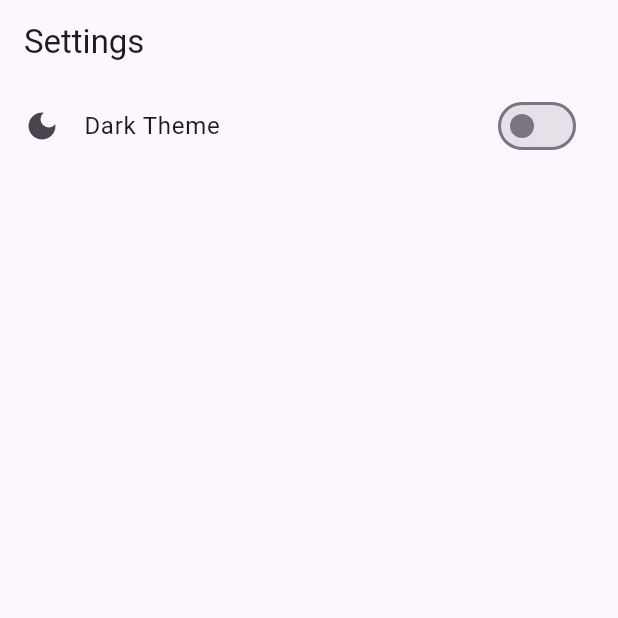
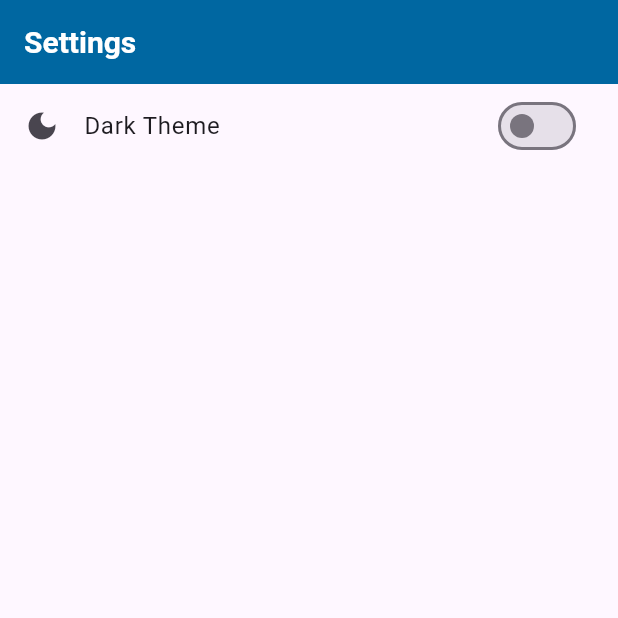
Before and after one commit to vprabhu1771/flutter_personal_diary_for_visually_impaired, a Flutter app: the screen it shows after launch, on a phone screen of 412 x 824 dp, the top half of it. Run offline on Flutter 3.47's test engine with Material 3 defaults, Android fonts, the phone set to English and light mode, and no system bars; our stand-ins replace shared_preferences.

Commit message:
blueTheme added

```diff
--- a/lib/main.dart
+++ b/lib/main.dart
@@ -32,10 +32,9 @@ class MyApp extends StatelessWidget {
             //Our custom theme applied
             darkTheme: notifier.isDark ? notifier.darkTheme : notifier.lightTheme,
 
-            theme: ThemeData(
-              colorScheme: ColorScheme.fromSeed(seedColor: Colors.deepPurple),
-              useMaterial3: true,
-            ),
+            theme: notifier.isDark
+                ? notifier.darkTheme // dark theme applied
+                : notifier.blueTheme, // pink theme applied when not dark
 
             home: SettingScreen(title: 'Settings'),
 
--- a/lib/services/UiProvider.dart
+++ b/lib/services/UiProvider.dart
@@ -22,6 +22,74 @@ class UiProvider extends ChangeNotifier{
       primaryColorDark: Colors.white
   );
 
+  final blueTheme = ThemeData(
+    primaryColor: Color(0x0067A1), // Hex #2196F3 (Blue),
+    brightness: Brightness.light,
+    primaryColorDark: Colors.pinkAccent,
+
+    // AppBar Theme
+    appBarTheme: AppBarTheme(
+      backgroundColor: Color(0xFF0067A1), // Pink AppBar
+      titleTextStyle: TextStyle(color: Colors.white, fontSize: 20, fontWeight: FontWeight.bold),
+      iconTheme: IconThemeData(color: Colors.white), // AppBar icons color
+    ),
+
+    // TabBar Theme
+    tabBarTheme: TabBarTheme(
+      labelColor: Colors.white, // Selected tab text color
+      unselectedLabelColor: Colors.white70, // Unselected tab text color
+      indicator: UnderlineTabIndicator( // Custom underline indicator
+        borderSide: BorderSide(color: Colors.white, width: 2),
+      ),
+      labelStyle: TextStyle(fontSize: 16, fontWeight: FontWeight.bold), // Selected tab text style
+      unselectedLabelStyle: TextStyle(fontSize: 14), // Unselected tab text style
+    ),
+
+    // Button Theme
+    buttonTheme: ButtonThemeData(
+      buttonColor: Color(0xFF0067A1), // Default button color
+      textTheme: ButtonTextTheme.primary,
+    ),
+
+    // Elevated Button Theme
+    elevatedButtonTheme: ElevatedButtonThemeData(
+      style: ElevatedButton.styleFrom(
+        foregroundColor: Colors.white, // Button text color
+        backgroundColor: Color(0xFF0067A1), // Button background color
+      ),
+    ),
+
+    // TextButton Theme
+    textButtonTheme: TextButtonThemeData(
+      style: TextButton.styleFrom(
+        // backgroundColor: Colors.pink, // TextButton color
+        foregroundColor: Colors.white, // TextButton color
+      ),
+    ),
+
+    // Bottom Navigation Bar Theme
+    bottomNavigationBarTheme: BottomNavigationBarThemeData(
+      backgroundColor: Color(0xFF0067A1), // Background color
+      selectedItemColor: Colors.white, // Selected icon & text color
+      unselectedItemColor: Colors.white70, // Unselected icon & text color
+      selectedLabelStyle: TextStyle(fontSize: 14, fontWeight: FontWeight.bold, backgroundColor: Color(0xFF0067A1)), // Selected text style
+      unselectedLabelStyle: TextStyle(fontSize: 12), // Unselected text style
+    ),
+
+
+    // Icon Theme
+    iconTheme: IconThemeData(color: Colors.pink), // Default icon color
+    primaryIconTheme: IconThemeData(color: Colors.white), // Primary icon color (AppBar, etc.)
+
+    // Text Theme
+    // textTheme: TextTheme(
+    //   bodyLarge: TextStyle(color: Colors.pinkAccent, fontSize: 18), // Large text
+    //   bodyMedium: TextStyle(color: Colors.pink, fontSize: 16), // Medium text
+    //   bodySmall: TextStyle(color: Colors.pink, fontSize: 14), // Small text
+    //   titleLarge: TextStyle(color: Colors.white, fontSize: 22, fontWeight: FontWeight.bold), // Large titles
+    // ),
+  );
+
   //Now we want to save the last changed theme value
 
 
```
